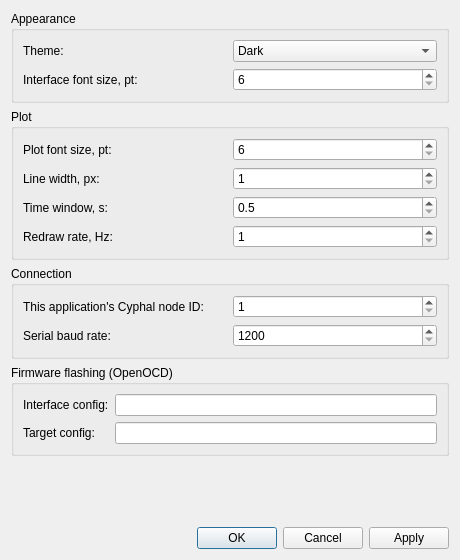
First picture: the form in ui/preferences_dialog.ui, repository VBCores/VBDriveWizard, before the edit.
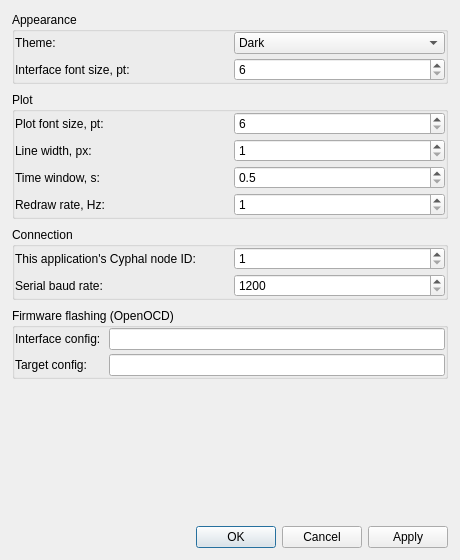
Second picture: the form after the edit.

Commit message: update: margins unified

Diff of the .ui file:
```diff
--- a/ui/preferences_dialog.ui
+++ b/ui/preferences_dialog.ui
@@ -14,12 +14,45 @@
    <string>Preferences</string>
   </property>
   <layout class="QVBoxLayout" name="RootLayout">
+   <property name="spacing">
+    <number>8</number>
+   </property>
+   <property name="leftMargin">
+    <number>12</number>
+   </property>
+   <property name="topMargin">
+    <number>12</number>
+   </property>
+   <property name="rightMargin">
+    <number>12</number>
+   </property>
+   <property name="bottomMargin">
+    <number>12</number>
+   </property>
    <item>
     <widget class="QGroupBox" name="AppearanceGroupBox">
      <property name="title">
       <string>Appearance</string>
      </property>
      <layout class="QGridLayout" name="AppearanceGroupBoxLayout">
+      <property name="horizontalSpacing">
+       <number>8</number>
+      </property>
+      <property name="verticalSpacing">
+       <number>4</number>
+      </property>
+      <property name="leftMargin">
+       <number>0</number>
+      </property>
+      <property name="topMargin">
+       <number>0</number>
+      </property>
+      <property name="rightMargin">
+       <number>0</number>
+      </property>
+      <property name="bottomMargin">
+       <number>0</number>
+      </property>
       <item row="0" column="0">
        <widget class="QLabel" name="ThemeCaption">
         <property name="text">
@@ -67,6 +100,24 @@
       <string>Plot</string>
      </property>
      <layout class="QGridLayout" name="PlotGroupBoxLayout">
+      <property name="horizontalSpacing">
+       <number>8</number>
+      </property>
+      <property name="verticalSpacing">
+       <number>4</number>
+      </property>
+      <property name="leftMargin">
+       <number>0</number>
+      </property>
+      <property name="topMargin">
+       <number>0</number>
+      </property>
+      <property name="rightMargin">
+       <number>0</number>
+      </property>
+      <property name="bottomMargin">
+       <number>0</number>
+      </property>
       <item row="0" column="0">
        <widget class="QLabel" name="PlotFontCaption">
         <property name="text">
@@ -150,6 +201,24 @@
       <string>Connection</string>
      </property>
      <layout class="QGridLayout" name="ConnectionGroupBoxLayout">
+      <property name="horizontalSpacing">
+       <number>8</number>
+      </property>
+      <property name="verticalSpacing">
+       <number>4</number>
+      </property>
+      <property name="leftMargin">
+       <number>0</number>
+      </property>
+      <property name="topMargin">
+       <number>0</number>
+      </property>
+      <property name="rightMargin">
+       <number>0</number>
+      </property>
+      <property name="bottomMargin">
+       <number>0</number>
+      </property>
       <item row="0" column="0">
        <widget class="QLabel" name="NodeIdCaption">
         <property name="text">
@@ -196,6 +265,24 @@
       <string>Firmware flashing (OpenOCD)</string>
      </property>
      <layout class="QGridLayout" name="FirmwareGroupBoxLayout">
+      <property name="horizontalSpacing">
+       <number>8</number>
+      </property>
+      <property name="verticalSpacing">
+       <number>4</number>
+      </property>
+      <property name="leftMargin">
+       <number>0</number>
+      </property>
+      <property name="topMargin">
+       <number>0</number>
+      </property>
+      <property name="rightMargin">
+       <number>0</number>
+      </property>
+      <property name="bottomMargin">
+       <number>0</number>
+      </property>
       <item row="0" column="0">
        <widget class="QLabel" name="OocdIfaceCaption">
         <property name="text">
```
The commit also changes 3 other files.
